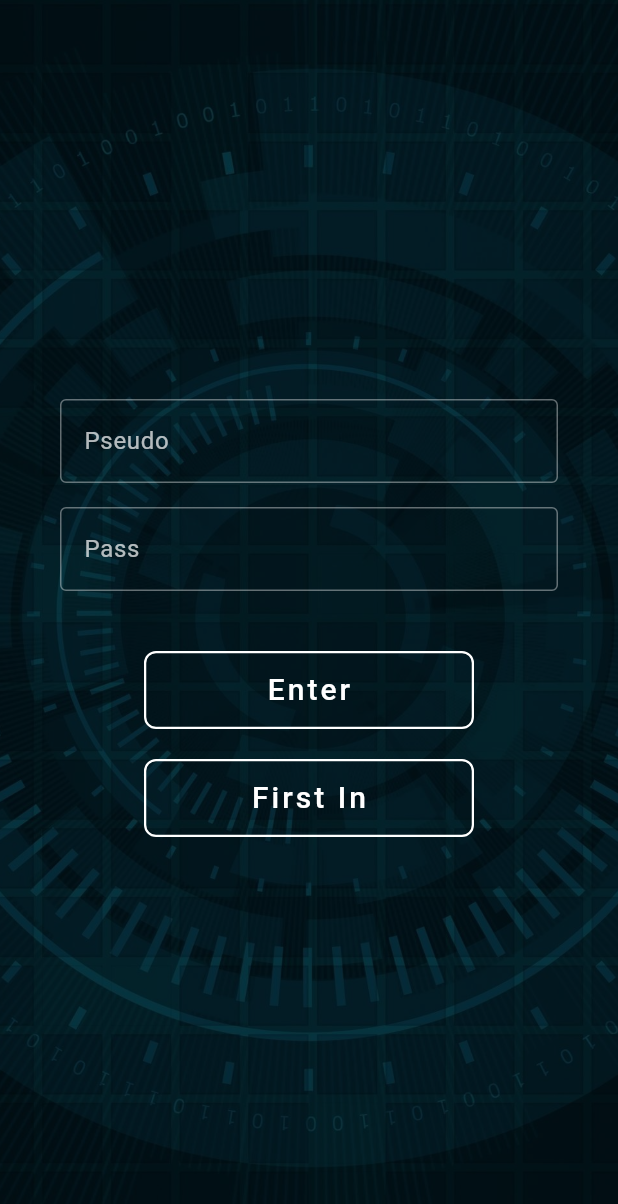
After one commit to Vorongor/men_in_the_middle, a Flutter app: the screen it shows after launch, after a tap on "Start", on a phone screen of 412 x 824 dp. The commit adds this screen. Shown: the top 1204 px of the screen. Run offline on Flutter 3.47's test engine with Material 3 defaults, Android fonts, the phone set to English and light mode, and no system bars; our stand-ins replace google_fonts, sqflite; missing offline and left inert: flame, flame_audio; accounts and stored records are empty.

Commit message:
feat: auth flow, local DB, BGM, Screen 1 polish
- HomeScreen: background image, Settings stub (inactive), route to login
- Add sqflite accounts table with SHA-256 hashed passwords
- LoginScreen: Enter (login) + First In (register) with error SnackBars
- DashboardScreen: black screen showing account ID
- AudioService: looped BGM starts on launch, stops on successful auth

```diff
--- a/lib/app.dart
+++ b/lib/app.dart
@@ -1,6 +1,7 @@
 import 'package:flutter/material.dart';
 import 'screens/home_screen.dart';
-import 'screens/game_screen.dart';
+import 'screens/login_screen.dart';
+import 'screens/dashboard_screen.dart';
 import 'utils/routes.dart';
 
 class App extends StatelessWidget {
@@ -15,7 +16,8 @@ class App extends StatelessWidget {
       initialRoute: Routes.home,
       routes: {
         Routes.home: (_) => const HomeScreen(),
-        Routes.game: (_) => const GameScreen(),
+        Routes.login: (_) => const LoginScreen(),
+        Routes.dashboard: (_) => const DashboardScreen(),
       },
     );
   }
--- /dev/null
+++ b/lib/db/database_helper.dart
@@ -0,0 +1,47 @@
+import 'package:sqflite/sqflite.dart';
+import 'package:path/path.dart';
+import '../models/account.dart';
+
+class DatabaseHelper {
+  static final DatabaseHelper instance = DatabaseHelper._();
+  DatabaseHelper._();
+
+  Database? _db;
+
+  Future<Database> get db async {
+    _db ??= await _initDb();
+    return _db!;
+  }
+
+  Future<Database> _initDb() async {
+    final dbPath = await getDatabasesPath();
+    return openDatabase(
+      join(dbPath, 'middlemen.db'),
+      version: 1,
+      onCreate: (db, _) => db.execute('''
+        CREATE TABLE accounts (
+          id     INTEGER PRIMARY KEY AUTOINCREMENT,
+          pseudo TEXT    NOT NULL UNIQUE,
+          pass   TEXT    NOT NULL
+        )
+      '''),
+    );
+  }
+
+  Future<Account?> login(String pseudo, String passHash) async {
+    final rows = await (await db).query(
+      'accounts',
+      where: 'pseudo = ? AND pass = ?',
+      whereArgs: [pseudo, passHash],
+    );
+    return rows.isEmpty ? null : Account.fromMap(rows.first);
+  }
+
+  Future<Account> register(String pseudo, String passHash) async {
+    final id = await (await db).insert(
+      'accounts',
+      Account(pseudo: pseudo, pass: passHash).toMap(),
+    );
+    return Account(id: id, pseudo: pseudo, pass: passHash);
+  }
+}
--- a/lib/main.dart
+++ b/lib/main.dart
@@ -1,7 +1,9 @@
 import 'package:flutter/material.dart';
 import 'app.dart';
+import 'services/audio_service.dart';
 
-void main() {
+void main() async {
   WidgetsFlutterBinding.ensureInitialized();
+  await AudioService.instance.startBgm();
   runApp(const App());
 }
--- /dev/null
+++ b/lib/models/account.dart
@@ -0,0 +1,12 @@
+class Account {
+  final int? id;
+  final String pseudo;
+  final String pass;
+
+  const Account({this.id, required this.pseudo, required this.pass});
+
+  Map<String, dynamic> toMap() => {'pseudo': pseudo, 'pass': pass};
+
+  factory Account.fromMap(Map<String, dynamic> m) =>
+      Account(id: m['id'] as int, pseudo: m['pseudo'] as String, pass: m['pass'] as String);
+}
--- a/lib/screens/home_screen.dart
+++ b/lib/screens/home_screen.dart
@@ -1,8 +1,8 @@
 import 'package:flutter/material.dart';
 import 'package:flutter/services.dart';
 import 'package:google_fonts/google_fonts.dart';
+import '../utils/constants.dart';
 import '../utils/routes.dart';
-import '../utils/constants.dart';
 
 class HomeScreen extends StatelessWidget {
   const HomeScreen({super.key});
@@ -10,8 +10,12 @@ class HomeScreen extends StatelessWidget {
   @override
   Widget build(BuildContext context) {
     return Scaffold(
-      backgroundColor: AppColors.background,
-      body: Center(
+      body: Stack(
+        fit: StackFit.expand,
+        children: [
+          Image.asset(AppImages.homeBg, fit: BoxFit.cover),
+          const ColoredBox(color: Color(0x88000000)),
+          Center(
             child: Column(
               mainAxisAlignment: MainAxisAlignment.center,
               children: [
@@ -26,8 +30,10 @@ class HomeScreen extends StatelessWidget {
                 const SizedBox(height: 64),
                 _MenuButton(
                   label: 'Start',
-              onTap: () => Navigator.pushNamed(context, Routes.game),
+                  onTap: () => Navigator.pushNamed(context, Routes.login),
                 ),
+                const SizedBox(height: 20),
+                _MenuButton(label: 'Settings', onTap: null),
                 const SizedBox(height: 20),
                 _MenuButton(
                   label: 'Exit',
@@ -35,6 +41,8 @@ class HomeScreen extends StatelessWidget {
                 ),
               ],
             ),
+          ),
+        ],
       ),
     );
   }
@@ -44,11 +52,13 @@ class _MenuButton extends StatelessWidget {
   const _MenuButton({required this.label, required this.onTap});
 
   final String label;
-  final VoidCallback onTap;
+  final VoidCallback? onTap;
 
   @override
   Widget build(BuildContext context) {
-    return SizedBox(
+    return Opacity(
+      opacity: onTap == null ? 0.35 : 1.0,
+      child: SizedBox(
         width: 220,
         height: 52,
         child: OutlinedButton(
@@ -58,9 +68,7 @@ class _MenuButton extends StatelessWidget {
             side: const BorderSide(color: AppColors.primary, width: 1.5),
             shape: RoundedRectangleBorder(borderRadius: BorderRadius.circular(8)),
           ),
-        child: Text(
-          label,
-          style: const TextStyle(fontSize: 20, letterSpacing: 2),
+          child: Text(label, style: const TextStyle(fontSize: 20, letterSpacing: 2)),
         ),
       ),
     );
--- /dev/null
+++ b/lib/screens/login_screen.dart
@@ -0,0 +1,159 @@
+import 'package:crypto/crypto.dart';
+import 'package:flutter/material.dart';
+import 'dart:convert';
+import '../db/database_helper.dart';
+import '../services/audio_service.dart';
+import '../utils/constants.dart';
+import '../utils/routes.dart';
+
+String _hashPassword(String raw) => sha256.convert(utf8.encode(raw)).toString();
+
+class LoginScreen extends StatefulWidget {
+  const LoginScreen({super.key});
+
+  @override
+  State<LoginScreen> createState() => _LoginScreenState();
+}
+
+class _LoginScreenState extends State<LoginScreen> {
+  final _pseudoCtrl = TextEditingController();
+  final _passCtrl = TextEditingController();
+  bool _loading = false;
+
+  @override
+  void dispose() {
+    _pseudoCtrl.dispose();
+    _passCtrl.dispose();
+    super.dispose();
+  }
+
+  void _showError(String msg) {
+    ScaffoldMessenger.of(context).showSnackBar(
+      SnackBar(
+        content: Text(msg, style: const TextStyle(color: Colors.white, fontWeight: FontWeight.bold)),
+        backgroundColor: Colors.red[900],
+      ),
+    );
+  }
+
+  Future<void> _onEnter() async {
+    setState(() => _loading = true);
+    final nav = Navigator.of(context);
+    try {
+      final hash = _hashPassword(_passCtrl.text);
+      final account = await DatabaseHelper.instance.login(_pseudoCtrl.text.trim(), hash);
+      if (!mounted) return;
+      if (account != null) {
+        await AudioService.instance.stopBgm();
+        nav.pushReplacementNamed(Routes.dashboard, arguments: account);
+      } else {
+        _showError(AppErrors.wrongCredentials);
+      }
+    } finally {
+      if (mounted) setState(() => _loading = false);
+    }
+  }
+
+  Future<void> _onFirstIn() async {
+    setState(() => _loading = true);
+    final nav = Navigator.of(context);
+    try {
+      final hash = _hashPassword(_passCtrl.text);
+      final account = await DatabaseHelper.instance.register(_pseudoCtrl.text.trim(), hash);
+      if (!mounted) return;
+      await AudioService.instance.stopBgm();
+      nav.pushReplacementNamed(Routes.dashboard, arguments: account);
+    } catch (_) {
+      if (mounted) _showError(AppErrors.dbFail);
+    } finally {
+      if (mounted) setState(() => _loading = false);
+    }
+  }
+
+  @override
+  Widget build(BuildContext context) {
+    return Scaffold(
+      body: Stack(
+        fit: StackFit.expand,
+        children: [
+          Image.asset(AppImages.loginBg, fit: BoxFit.cover),
+          const ColoredBox(color: Color(0xAA000000)),
+          Center(
+            child: SingleChildScrollView(
+              padding: const EdgeInsets.symmetric(horizontal: 40),
+              child: Column(
+                mainAxisAlignment: MainAxisAlignment.center,
+                children: [
+                  _InputField(controller: _pseudoCtrl, label: 'Pseudo'),
+                  const SizedBox(height: 16),
+                  _InputField(controller: _passCtrl, label: 'Pass', obscure: true),
+                  const SizedBox(height: 40),
+                  _ActionButton(
+                    label: 'Enter',
+                    onTap: _loading ? null : _onEnter,
+                  ),
+                  const SizedBox(height: 20),
+                  _ActionButton(
+                    label: 'First In',
+                    onTap: _loading ? null : _onFirstIn,
+                  ),
+                ],
+              ),
+            ),
+          ),
+        ],
+      ),
+    );
+  }
+}
+
+class _InputField extends StatelessWidget {
+  const _InputField({required this.controller, required this.label, this.obscure = false});
+
+  final TextEditingController controller;
+  final String label;
+  final bool obscure;
+
+  @override
+  Widget build(BuildContext context) {
+    return TextField(
+      controller: controller,
+      obscureText: obscure,
+      style: const TextStyle(color: Colors.white),
+      decoration: InputDecoration(
+        labelText: label,
+        labelStyle: const TextStyle(color: Colors.white70),
+        enabledBorder: const OutlineInputBorder(
+          borderSide: BorderSide(color: Colors.white38),
+        ),
+        focusedBorder: const OutlineInputBorder(
+          borderSide: BorderSide(color: Colors.white, width: 1.5),
+        ),
+      ),
+    );
+  }
+}
+
+class _ActionButton extends StatelessWidget {
+  const _ActionButton({required this.label, required this.onTap});
+
+  final String label;
+  final VoidCallback? onTap;
+
+  @override
+  Widget build(BuildContext context) {
+    return SizedBox(
+      width: 220,
+      height: 52,
+      child: OutlinedButton(
+        onPressed: onTap,
+        style: OutlinedButton.styleFrom(
+          foregroundColor: AppColors.primary,
+          side: const BorderSide(color: AppColors.primary, width: 1.5),
+          shape: RoundedRectangleBorder(borderRadius: BorderRadius.circular(8)),
+        ),
+        child: Text(label, style: const TextStyle(fontSize: 20, letterSpacing: 2)),
+      ),
+    );
+  }
+}
--- /dev/null
+++ b/lib/services/audio_service.dart
@@ -0,0 +1,22 @@
+import 'package:flame_audio/flame_audio.dart';
+import '../utils/constants.dart';
+
+class AudioService {
+  static final AudioService instance = AudioService._();
+  AudioService._();
+
+  bool _playing = false;
+
+  Future<void> startBgm() async {
+    if (_playing) return;
+    FlameAudio.bgm.initialize();
+    await FlameAudio.bgm.play(AppAudio.mainTheme, volume: 0.6);
+    _playing = true;
+  }
+
+  Future<void> stopBgm() async {
+    if (!_playing) return;
+    await FlameAudio.bgm.stop();
+    _playing = false;
+  }
+}
--- a/lib/utils/constants.dart
+++ b/lib/utils/constants.dart
@@ -8,3 +8,17 @@ class AppColors {
 class AppStrings {
   static const gameTitle = 'The MiddleMen';
 }
+
+class AppImages {
+  static const homeBg = 'assets/images/backgrounds/home-bg-techno.jpg';
+  static const loginBg = 'assets/images/backgrounds/login.jpg';
+}
+
+class AppAudio {
+  static const mainTheme = 'main_theme.mp3';
+}
+
+class AppErrors {
+  static const wrongCredentials = 'CODE-400, WRONG CREDENTIALS!';
+  static const dbFail = 'CODE-500, DB FAIL!';
+}
--- a/lib/utils/routes.dart
+++ b/lib/utils/routes.dart
@@ -1,4 +1,5 @@
 class Routes {
   static const home = '/';
-  static const game = '/game';
+  static const login = '/login';
+  static const dashboard = '/dashboard';
 }
```
Also changed, not shown: lib/screens/dashboard_screen.dart (added, +20 -0 lines), pubspec.yaml (+6 -1 lines), assets/images/backgrounds/home-bg-techno.jpg (added), assets/images/backgrounds/login.jpg (added), pubspec.lock, 1 other file. Lines whose indentation alone changed are shown as unchanged.
